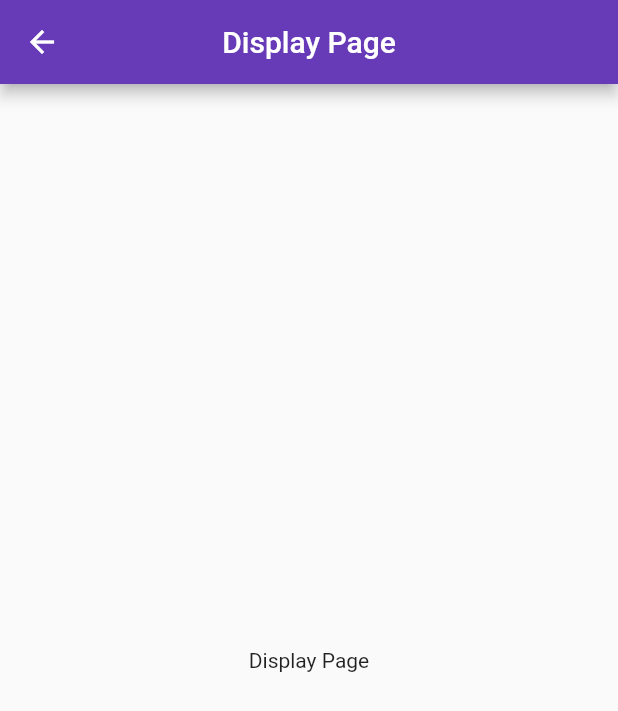
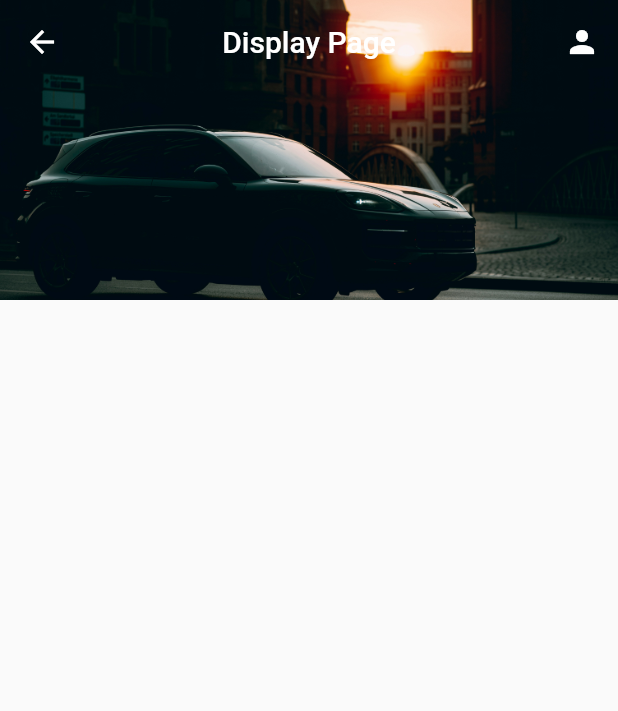
Before and after one commit to yusufrizalh/bengkel-flutter, a Flutter app: the DisplayPage screen opened directly, on a phone screen of 412 x 824 dp. Shown: the top 711 px of the screen. Run offline on Flutter 3.47's test engine with Material 3 defaults, Android fonts, the phone set to English and light mode, and no system bars; network calls fail.

Commit message:
sliver appbar

```diff
--- a/lib/pages/display_page.dart
+++ b/lib/pages/display_page.dart
@@ -13,16 +13,38 @@ class _DisplayPageState extends State<DisplayPage> {
   @override
   Widget build(BuildContext context) {
     return Scaffold(
-      appBar: AppBar(
-        title: Text('Display Page'),
-        centerTitle: true,
-        backgroundColor: Colors.deepPurple,
-      ),
-
-      body: Center(
-        child: Column(
-          mainAxisAlignment: MainAxisAlignment.center,
-          children: <Widget>[Text('Display Page')],
+      body: NestedScrollView(
+        headerSliverBuilder: (context, innerBoxIsScrolled) {
+          return <Widget>[
+            SliverAppBar(
+              title: const Text('Display Page'),
+              centerTitle: true,
+              expandedHeight: 200,
+              floating: true,
+              snap: true,
+              pinned: true,
+              flexibleSpace: FlexibleSpaceBar(
+                background: Image.asset(
+                  'assets/images/sliver_header_bg.jpg',
+                  fit: BoxFit.cover,
+                ),
+              ),
+              actions: [
+                IconButton(
+                  icon: const Icon(Icons.person),
+                  onPressed: () {
+                    // Handle person action
+                  },
+                ),
+              ],
+            ),
+          ];
+        },
+        body: Center(
+          child: Column(
+            mainAxisAlignment: MainAxisAlignment.center,
+            children: <Widget>[],
+          ),
         ),
       ),
     );
--- a/pubspec.yaml
+++ b/pubspec.yaml
@@ -17,3 +17,7 @@ dev_dependencies:
 
 flutter:
   uses-material-design: true
+
+  assets:
+    - assets/images/
+    - assets/fonts/
```
Also changed, not shown: assets/images/sliver_header_bg.jpg (added).
